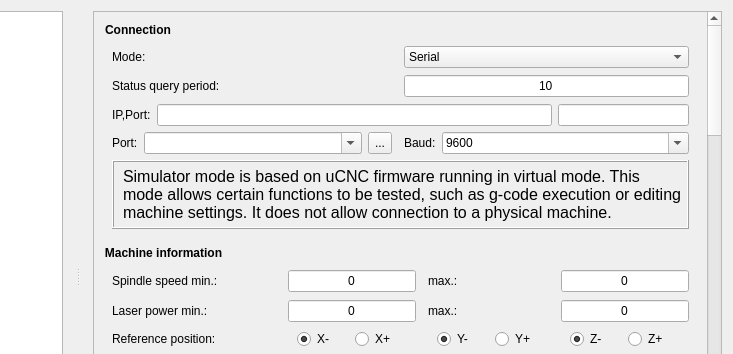
Qt form src/candle/frmsettings.ui (bodyhey/Candle3) before a commit; both pictures show x 267 to 1000 and y 0 to 354 of the 1000 by 600 pixel window.
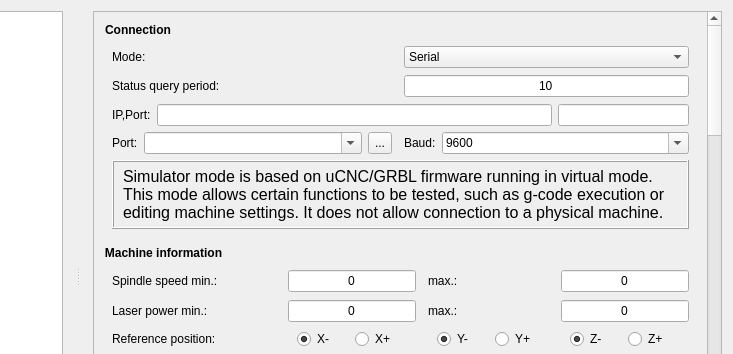
The same form after that commit. Icons and pictures are not drawn. Custom widgets are drawn as their Qt base class.

Commit message: Initial virtual GRBL test mode

```diff
--- a/src/candle/frmsettings.ui
+++ b/src/candle/frmsettings.ui
@@ -411,7 +411,7 @@
                  <string notr="true">padding: 5px;</string>
                 </property>
                 <property name="text">
-                 <string>Simulator mode is based on uCNC firmware running in virtual mode. This mode allows certain functions to be tested, such as g-code execution or editing machine settings. It does not allow connection to a physical machine.</string>
+                 <string>Simulator mode is based on uCNC/GRBL firmware running in virtual mode. This mode allows certain functions to be tested, such as g-code execution or editing machine settings. It does not allow connection to a physical machine.</string>
                 </property>
                 <property name="wordWrap">
                  <bool>true</bool>
```
Left out of the diff: 5 changed lines with no effect on the pictures. The commit also changes 11 other files.
